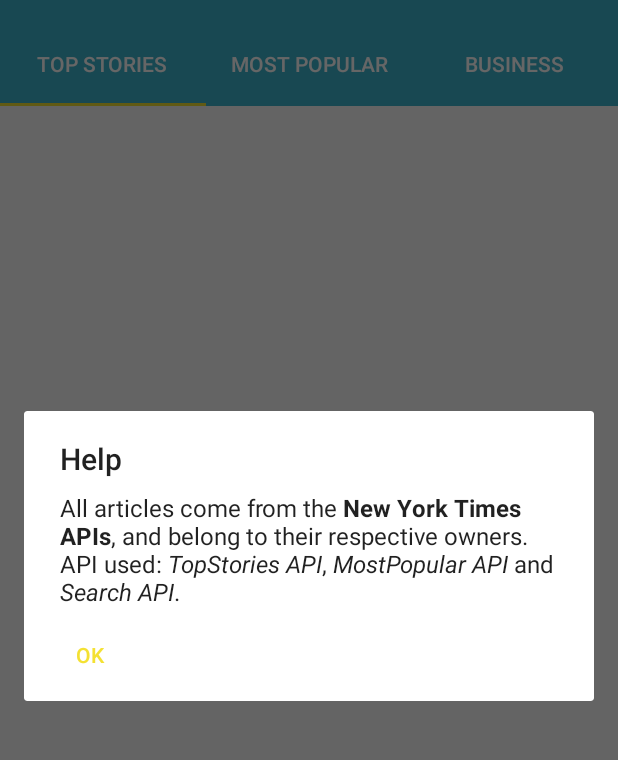
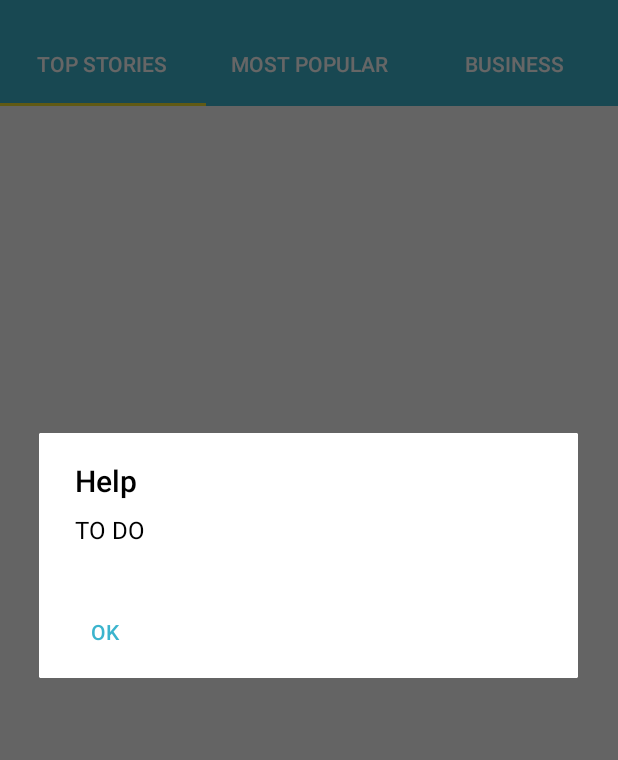
Before and after one commit to Oxymium/MyNews, an Android app: the screen it shows after launch (MainActivity), in the options menu, after a tap on "Help", on a phone screen of 412 x 824 dp, the part 62-822 px from its top. Run offline under Robolectric (Android 15) with nearby library versions, the phone set to English and light mode, and no system bars.

Commit message:
Added : - Refined search values - Removed non-NYT articles - NYT search results now display "new_desk > category" instead of "source > type"

```diff
--- a/app/src/main/java/com/raspberyl/mynews/API/ApiInterface.java
+++ b/app/src/main/java/com/raspberyl/mynews/API/ApiInterface.java
@@ -1,6 +1,5 @@
 package com.raspberyl.mynews.API;
 
-import com.raspberyl.mynews.model.Article;
 import com.raspberyl.mynews.model.ArticleWrapper;
 import com.raspberyl.mynews.model.ResponseWrapper;
 
@@ -12,7 +11,7 @@ public interface ApiInterface {
 
     // TopStories
     @GET("svc/topstories/v2/home.json")
-    Call<ArticleWrapper> loadArticles(@Query("api-key") String apiKey);
+    Call<ArticleWrapper> loadTopStories(@Query("api-key") String apiKey);
 
     // MostPopular
     @GET("svc/mostpopular/v2/mostshared/all-sections/7.json")
@@ -20,6 +19,14 @@ public interface ApiInterface {
 
     // Business Tab
     @GET("svc/search/v2/articlesearch.json")
-    Call<ResponseWrapper> loadBusiness(@Query("api-key") String apiKey, @Query("fq") String fquery, @Query("sort") String sort);
+    Call<ResponseWrapper> loadBusiness(@Query("api-key") String apiKey, @Query("fq") String fQuery, @Query("sort") String sort);
+
+    // Search
+    @GET("svc/search/v2/articlesearch.json")
+    Call<ResponseWrapper> loadSearch(@Query("api-key") String apiKey,
+                                     @Query("fq") String fQuery,
+                                     @Query("sort") String sort,
+                                     @Query("begin_date") String beginDate,
+                                     @Query("end_date") String endDate);
 
 }
--- a/app/src/main/java/com/raspberyl/mynews/controller/DocsAdapter.java
+++ b/app/src/main/java/com/raspberyl/mynews/controller/DocsAdapter.java
@@ -61,7 +61,7 @@ public class DocsAdapter extends RecyclerView.Adapter<DocsAdapter.MyViewHolder>
 
         final Docs docs = mDocsList.get(position);
 
-        holder.category.setText(docs.getSource_documentType());
+        holder.category.setText(docs.getNewdesk_sectionName());
 
 
         holder.description.setText(docs.getSnippet());
--- a/app/src/main/java/com/raspberyl/mynews/controller/MainActivity.java
+++ b/app/src/main/java/com/raspberyl/mynews/controller/MainActivity.java
@@ -109,10 +109,10 @@ public class MainActivity extends AppCompatActivity {
 
     public void onHelpSelected() {
         // Build an AlertDialog for the Help section
-        AlertDialog.Builder builder = new AlertDialog.Builder(MainActivity.this);
+        AlertDialog.Builder builder = new AlertDialog.Builder(MainActivity.this, R.style.AlertDialog_Style);
         // Set Title and Message content
         builder.setTitle(R.string.toolbar_string_help);
-        builder.setMessage(getText(R.string.alertdialog_content_about_string));
+        builder.setMessage(getText(R.string.alertdialog_content_help_string));
         // Neutral button
         builder.setNeutralButton(R.string.alertdialog_button_neutral, new DialogInterface.OnClickListener() {
             @Override
@@ -127,7 +127,7 @@ public class MainActivity extends AppCompatActivity {
 
     public void onAboutSelected() {
         // Build an AlertDialog for the Help section
-        AlertDialog.Builder builder = new AlertDialog.Builder(MainActivity.this);
+        AlertDialog.Builder builder = new AlertDialog.Builder(MainActivity.this, R.style.AlertDialog_Style);
         // Set Title and Message content
         builder.setTitle(R.string.toolbar_string_about);
         builder.setMessage(getText(R.string.alertdialog_content_about_string));
--- a/app/src/main/java/com/raspberyl/mynews/fragments/FragmentBusiness.java
+++ b/app/src/main/java/com/raspberyl/mynews/fragments/FragmentBusiness.java
@@ -39,6 +39,8 @@ public class FragmentBusiness extends Fragment {
 
     private int BUSINESS_ANSWER_CODE;
 
+    private static final String BUSINESS_TAB_SEARCH = "source:(\"The New York Times\")" + " AND" + " news_desk:(\"Business\")";
+
     public FragmentBusiness() {
 
     }
@@ -61,7 +63,7 @@ public class FragmentBusiness extends Fragment {
 
 
         ApiInterface apiService = ApiClient.getClient().create(ApiInterface.class);
-        Call<ResponseWrapper> call = apiService.loadBusiness(ApiKey.NYT_API_KEY, "business", "newest");
+        Call<ResponseWrapper> call = apiService.loadBusiness(ApiKey.NYT_API_KEY,  BUSINESS_TAB_SEARCH, "newest");
         call.enqueue(new Callback<com.raspberyl.mynews.model.ResponseWrapper>() {
             @Override
             public void onResponse(Call<ResponseWrapper> call, Response<ResponseWrapper> response) {
--- a/app/src/main/java/com/raspberyl/mynews/fragments/FragmentTopStories.java
+++ b/app/src/main/java/com/raspberyl/mynews/fragments/FragmentTopStories.java
@@ -60,7 +60,7 @@ public class FragmentTopStories extends Fragment {
         super.onCreate(savedInstanceState);
 
         ApiInterface apiService = ApiClient.getClient().create(ApiInterface.class);
-        Call<ArticleWrapper> call = apiService.loadArticles(ApiKey.NYT_API_KEY);
+        Call<ArticleWrapper> call = apiService.loadTopStories(ApiKey.NYT_API_KEY);
         call.enqueue(new Callback<ArticleWrapper>() {
             @Override
             public void onResponse(Call<ArticleWrapper> call, Response<ArticleWrapper> response) {
--- a/app/src/main/res/layout/activity_search.xml
+++ b/app/src/main/res/layout/activity_search.xml
@@ -16,7 +16,8 @@
     <EditText
         android:id="@+id/search_editText"
         android:hint="@string/search_hint"
-        android:maxLength="20"
+        android:digits="abcdefghijklmnopqrstuvwxyzABCDEFGHIJKLMNOPQRSTUVWXYZ"
+        android:maxLength="40"
         android:maxLines="1"
         android:singleLine="true"
         android:layout_width="match_parent"
--- a/app/src/main/res/values/styles.xml
+++ b/app/src/main/res/values/styles.xml
@@ -25,6 +25,13 @@
     <style name="Toolbar.OverflowTheme" parent="ThemeOverlay.AppCompat.Light">
         <item name="android:colorBackground">@color/myNewsWhite</item>
         <item name="android:textColor">@color/myNewsBlack</item>
+    </style>
+
+    <!-- ALERTDIALOG THEME -->
+    <style name="AlertDialog.Style" parent="Theme.AppCompat.Light.Dialog.Alert">
+        <item name="colorAccent">@color/myNewsBlue</item>
+        <item name="android:textColorPrimary">@color/myNewsBlack</item>
+        <item name="android:background">@color/myNewsWhite</item>
     </style>
 
     <!-- EDITTEXT THEME -->
```
Also changed, not shown: app/src/main/java/com/raspberyl/mynews/controller/SearchActivity.java (+119 -26 lines), app/src/main/java/com/raspberyl/mynews/controller/SearchResultsActivity.java (added, +8 -0 lines), app/src/main/java/com/raspberyl/mynews/model/Docs.java (+33 -23 lines), app/src/main/res/layout/activity_searchresults.xml (added, +15 -0 lines), 1 other file.
